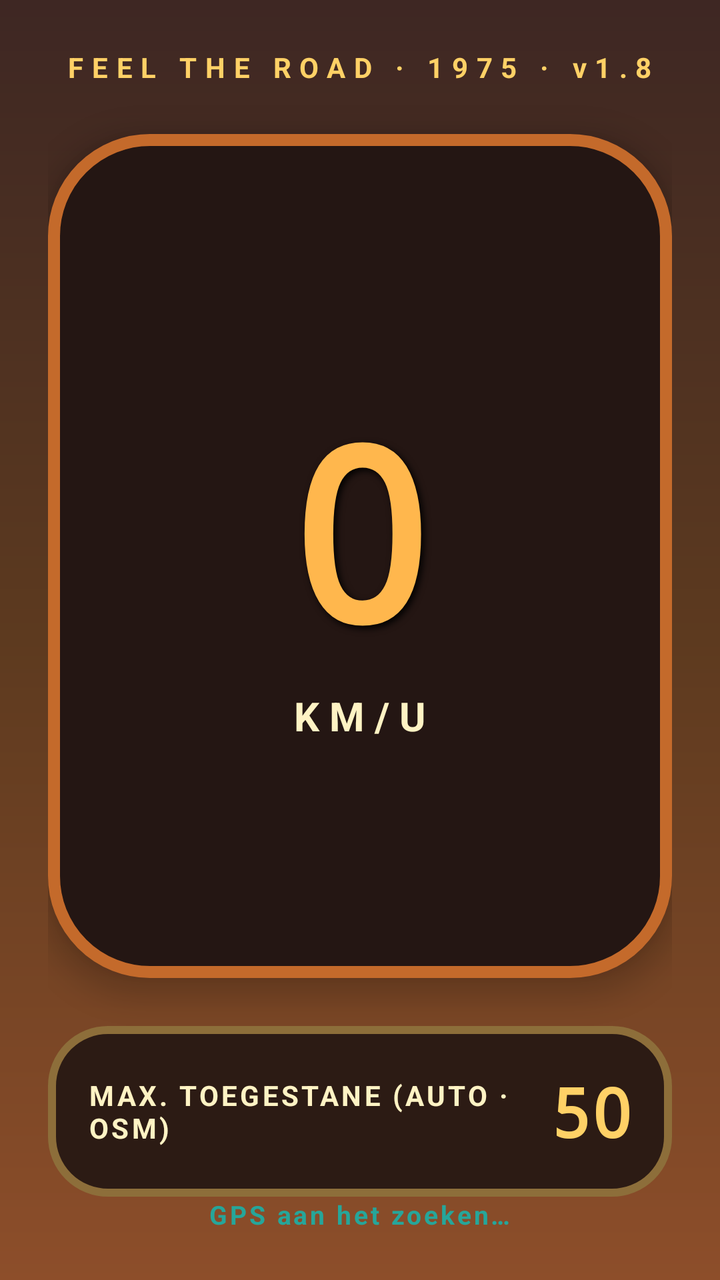
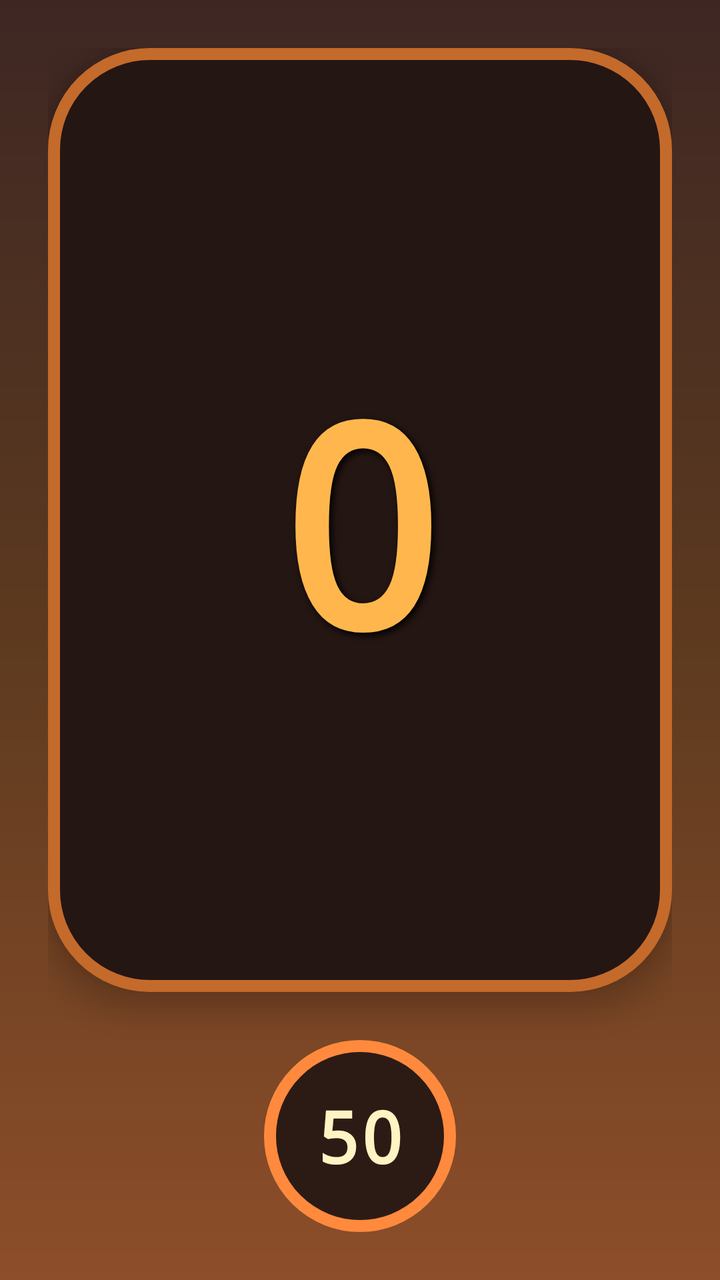

Compare the two renders of this Android layout. The source of the first and the diff that turns it into the second are given below.
<!-- AndroidManifest.xml: application theme Theme.RetroSpeed -->
<!-- res/layout/activity_main.xml -->
<?xml version="1.0" encoding="utf-8"?>
<androidx.constraintlayout.widget.ConstraintLayout
    xmlns:android="http://schemas.android.com/apk/res/android"
    xmlns:app="http://schemas.android.com/apk/res-auto"
    android:layout_width="match_parent"
    android:layout_height="match_parent"
    android:padding="24dp">

    <TextView
        android:id="@+id/tagline"
        android:layout_width="wrap_content"
        android:layout_height="wrap_content"
        android:text="@string/tagline"
        android:textColor="@color/retroGold"
        android:textSize="14sp"
        android:textStyle="bold"
        android:letterSpacing="0.3"
        app:layout_constraintTop_toTopOf="parent"
        app:layout_constraintStart_toStartOf="parent"
        app:layout_constraintEnd_toEndOf="parent" />

    <LinearLayout
        android:id="@+id/speedPanel"
        android:layout_width="0dp"
        android:layout_height="0dp"
        android:layout_marginTop="24dp"
        android:layout_marginBottom="24dp"
        android:orientation="vertical"
        android:gravity="center"
        android:padding="32dp"
        android:background="@drawable/bg_speed_panel"
        android:elevation="8dp"
        app:layout_constraintTop_toBottomOf="@id/tagline"
        app:layout_constraintBottom_toTopOf="@id/limitCard"
        app:layout_constraintStart_toStartOf="parent"
        app:layout_constraintEnd_toEndOf="parent">

        <TextView
            android:id="@+id/speedText"
            android:layout_width="wrap_content"
            android:layout_height="wrap_content"
            android:text="0"
            android:textColor="@color/retroAmber"
            android:textSize="120sp"
            android:textStyle="bold"
            android:fontFamily="monospace"
            android:shadowColor="#000000"
            android:shadowDx="4"
            android:shadowDy="4"
            android:shadowRadius="8" />

        <TextView
            android:id="@+id/speedUnit"
            android:layout_width="wrap_content"
            android:layout_height="wrap_content"
            android:text="@string/speed_unit"
            android:textColor="@color/retroCream"
            android:textSize="20sp"
            android:textStyle="bold"
            android:letterSpacing="0.25" />
    </LinearLayout>

    <LinearLayout
        android:id="@+id/limitCard"
        android:layout_width="0dp"
        android:layout_height="wrap_content"
        android:orientation="vertical"
        android:padding="20dp"
        android:background="@drawable/bg_limit_card"
        app:layout_constraintBottom_toTopOf="@id/statusText"
        app:layout_constraintStart_toStartOf="parent"
        app:layout_constraintEnd_toEndOf="parent">

        <LinearLayout
            android:layout_width="match_parent"
            android:layout_height="wrap_content"
            android:orientation="horizontal"
            android:gravity="center_vertical">

            <TextView
                android:id="@+id/limitLabel"
                android:layout_width="0dp"
                android:layout_height="wrap_content"
                android:layout_weight="1"
                android:text="@string/auto_label"
                android:textColor="@color/retroCream"
                android:textSize="14sp"
                android:textStyle="bold"
                android:letterSpacing="0.1" />

            <TextView
                android:id="@+id/limitText"
                android:layout_width="wrap_content"
                android:layout_height="wrap_content"
                android:text="50"
                android:textColor="@color/retroGold"
                android:textSize="34sp"
                android:textStyle="bold"
                android:fontFamily="monospace" />
        </LinearLayout>
    </LinearLayout>

    <TextView
        android:id="@+id/cameraText"
        android:layout_width="wrap_content"
        android:layout_height="wrap_content"
        android:layout_marginBottom="8dp"
        android:visibility="gone"
        android:textSize="16sp"
        android:textStyle="bold"
        android:letterSpacing="0.15"
        app:layout_constraintBottom_toTopOf="@id/statusText"
        app:layout_constraintStart_toStartOf="parent"
        app:layout_constraintEnd_toEndOf="parent" />

    <TextView
        android:id="@+id/statusText"
        android:layout_width="wrap_content"
        android:layout_height="wrap_content"
        android:layout_marginTop="16dp"
        android:text="@string/status_searching"
        android:textColor="@color/retroTeal"
        android:textSize="13sp"
        android:textStyle="bold"
        android:letterSpacing="0.1"
        app:layout_constraintBottom_toBottomOf="parent"
        app:layout_constraintStart_toStartOf="parent"
        app:layout_constraintEnd_toEndOf="parent" />

</androidx.constraintlayout.widget.ConstraintLayout>
<!-- resources referenced by this layout -->
<resources>
  <color name="retroAmber">#FFB74D</color>
  <color name="retroCream">#FFF3C4</color>
  <color name="retroGold">#FFD166</color>
  <color name="retroTeal">#26A69A</color>
  <!-- drawable bg_limit_card (drawable) -->
  <?xml version="1.0" encoding="utf-8"?>
  <shape xmlns:android="http://schemas.android.com/apk/res/android">
      <solid android:color="#2C1B14" />
      <corners android:radius="28dp" />
      <stroke android:width="4dp" android:color="#8D6E3A" />
  </shape>
  <!-- drawable bg_speed_panel (drawable) -->
  <?xml version="1.0" encoding="utf-8"?>
  <shape xmlns:android="http://schemas.android.com/apk/res/android">
      <solid android:color="#241613" />
      <corners android:radius="48dp" />
      <stroke android:width="6dp" android:color="#C46A2B" />
      <inset
          android:insetLeft="12dp"
          android:insetTop="12dp"
          android:insetRight="12dp"
          android:insetBottom="12dp" />
  </shape>
  <string name="auto_label">MAX. TOEGESTANE (AUTO · OSM)</string>
  <string name="speed_unit">KM/U</string>
  <string name="status_searching">GPS aan het zoeken…</string>
  <string name="tagline">FEEL THE ROAD · 1975 · v1.8</string>
  <style name="Theme.RetroSpeed" parent="Theme.MaterialComponents.NoActionBar">
          <item name="android:windowBackground">@drawable/bg_retro_gradient</item>
          <item name="android:statusBarColor">@color/retroDark</item>
          <item name="android:navigationBarColor">@color/retroDark</item>
      </style>
  <!-- drawable bg_retro_gradient (drawable) -->
  <?xml version="1.0" encoding="utf-8"?>
  <shape xmlns:android="http://schemas.android.com/apk/res/android">
      <gradient
          android:type="linear"
          android:angle="270"
          android:startColor="#3E2723"
          android:centerColor="#5D3A1F"
          android:endColor="#8D4E2A" />
  </shape>
  <color name="retroDark">#1B1210</color>
</resources>

<!-- the commit's change to res/layout/activity_main.xml (unified diff, before → after) -->
@@ -1,39 +1,21 @@
 <?xml version="1.0" encoding="utf-8"?>
-<androidx.constraintlayout.widget.ConstraintLayout
-    xmlns:android="http://schemas.android.com/apk/res/android"
-    xmlns:app="http://schemas.android.com/apk/res-auto"
+<LinearLayout xmlns:android="http://schemas.android.com/apk/res/android"
     android:layout_width="match_parent"
     android:layout_height="match_parent"
+    android:orientation="vertical"
     android:padding="24dp">
-
-    <TextView
-        android:id="@+id/tagline"
-        android:layout_width="wrap_content"
-        android:layout_height="wrap_content"
-        android:text="@string/tagline"
-        android:textColor="@color/retroGold"
-        android:textSize="14sp"
-        android:textStyle="bold"
-        android:letterSpacing="0.3"
-        app:layout_constraintTop_toTopOf="parent"
-        app:layout_constraintStart_toStartOf="parent"
-        app:layout_constraintEnd_toEndOf="parent" />
 
     <LinearLayout
         android:id="@+id/speedPanel"
-        android:layout_width="0dp"
+        android:layout_width="match_parent"
         android:layout_height="0dp"
-        android:layout_marginTop="24dp"
+        android:layout_weight="1"
         android:layout_marginBottom="24dp"
         android:orientation="vertical"
         android:gravity="center"
         android:padding="32dp"
         android:background="@drawable/bg_speed_panel"
-        android:elevation="8dp"
-        app:layout_constraintTop_toBottomOf="@id/tagline"
-        app:layout_constraintBottom_toTopOf="@id/limitCard"
-        app:layout_constraintStart_toStartOf="parent"
-        app:layout_constraintEnd_toEndOf="parent">
+        android:elevation="8dp">
 
         <TextView
             android:id="@+id/speedText"
@@ -41,90 +23,36 @@
             android:layout_height="wrap_content"
             android:text="0"
             android:textColor="@color/retroAmber"
-            android:textSize="120sp"
+            android:textSize="140sp"
             android:textStyle="bold"
             android:fontFamily="monospace"
             android:shadowColor="#000000"
             android:shadowDx="4"
             android:shadowDy="4"
             android:shadowRadius="8" />
-
-        <TextView
-            android:id="@+id/speedUnit"
-            android:layout_width="wrap_content"
-            android:layout_height="wrap_content"
-            android:text="@string/speed_unit"
-            android:textColor="@color/retroCream"
-            android:textSize="20sp"
-            android:textStyle="bold"
-            android:letterSpacing="0.25" />
-    </LinearLayout>
-
-    <LinearLayout
-        android:id="@+id/limitCard"
-        android:layout_width="0dp"
-        android:layout_height="wrap_content"
-        android:orientation="vertical"
-        android:padding="20dp"
-        android:background="@drawable/bg_limit_card"
-        app:layout_constraintBottom_toTopOf="@id/statusText"
-        app:layout_constraintStart_toStartOf="parent"
-        app:layout_constraintEnd_toEndOf="parent">
-
-        <LinearLayout
-            android:layout_width="match_parent"
-            android:layout_height="wrap_content"
-            android:orientation="horizontal"
-            android:gravity="center_vertical">
-
-            <TextView
-                android:id="@+id/limitLabel"
-                android:layout_width="0dp"
-                android:layout_height="wrap_content"
-                android:layout_weight="1"
-                android:text="@string/auto_label"
-                android:textColor="@color/retroCream"
-                android:textSize="14sp"
-                android:textStyle="bold"
-                android:letterSpacing="0.1" />
-
-            <TextView
-                android:id="@+id/limitText"
-                android:layout_width="wrap_content"
-                android:layout_height="wrap_content"
-                android:text="50"
-                android:textColor="@color/retroGold"
-                android:textSize="34sp"
-                android:textStyle="bold"
-                android:fontFamily="monospace" />
-        </LinearLayout>
     </LinearLayout>
 
     <TextView
         android:id="@+id/cameraText"
         android:layout_width="wrap_content"
         android:layout_height="wrap_content"
-        android:layout_marginBottom="8dp"
-        android:visibility="gone"
-        android:textSize="16sp"
-        android:textStyle="bold"
-        android:letterSpacing="0.15"
-        app:layout_constraintBottom_toTopOf="@id/statusText"
-        app:layout_constraintStart_toStartOf="parent"
-        app:layout_constraintEnd_toEndOf="parent" />
+        android:layout_gravity="center_horizontal"
+        android:layout_marginBottom="16dp"
+        android:text="📷"
+        android:textSize="28sp"
+        android:visibility="gone" />
 
     <TextView
-        android:id="@+id/statusText"
-        android:layout_width="wrap_content"
-        android:layout_height="wrap_content"
-        android:layout_marginTop="16dp"
-        android:text="@string/status_searching"
-        android:textColor="@color/retroTeal"
-        android:textSize="13sp"
+        android:id="@+id/limitText"
+        android:layout_width="96dp"
+        android:layout_height="96dp"
+        android:layout_gravity="center_horizontal"
+        android:gravity="center"
+        android:background="@drawable/bg_limit_circle"
+        android:text="50"
+        android:textColor="@color/retroCream"
+        android:textSize="36sp"
         android:textStyle="bold"
-        android:letterSpacing="0.1"
-        app:layout_constraintBottom_toBottomOf="parent"
-        app:layout_constraintStart_toStartOf="parent"
-        app:layout_constraintEnd_toEndOf="parent" />
+        android:fontFamily="monospace" />
 
-</androidx.constraintlayout.widget.ConstraintLayout>
+</LinearLayout>
<!-- resource entries referenced after the edit -->
@@ -2,14 +2,12 @@
 <resources>
   <color name="retroAmber">#FFB74D</color>
   <color name="retroCream">#FFF3C4</color>
-  <color name="retroGold">#FFD166</color>
-  <color name="retroTeal">#26A69A</color>
-  <!-- drawable bg_limit_card (drawable) -->
+  <!-- drawable bg_limit_circle (drawable) -->
   <?xml version="1.0" encoding="utf-8"?>
-  <shape xmlns:android="http://schemas.android.com/apk/res/android">
+  <shape xmlns:android="http://schemas.android.com/apk/res/android"
+      android:shape="oval">
       <solid android:color="#2C1B14" />
-      <corners android:radius="28dp" />
-      <stroke android:width="4dp" android:color="#8D6E3A" />
+      <stroke android:width="6dp" android:color="#FF8A3D" />
   </shape>
   <!-- drawable bg_speed_panel (drawable) -->
   <?xml version="1.0" encoding="utf-8"?>
@@ -23,10 +21,6 @@
           android:insetRight="12dp"
           android:insetBottom="12dp" />
   </shape>
-  <string name="auto_label">MAX. TOEGESTANE (AUTO · OSM)</string>
-  <string name="speed_unit">KM/U</string>
-  <string name="status_searching">GPS aan het zoeken…</string>
-  <string name="tagline">FEEL THE ROAD · 1975 · v1.8</string>
   <style name="Theme.RetroSpeed" parent="Theme.MaterialComponents.NoActionBar">
           <item name="android:windowBackground">@drawable/bg_retro_gradient</item>
           <item name="android:statusBarColor">@color/retroDark</item>
